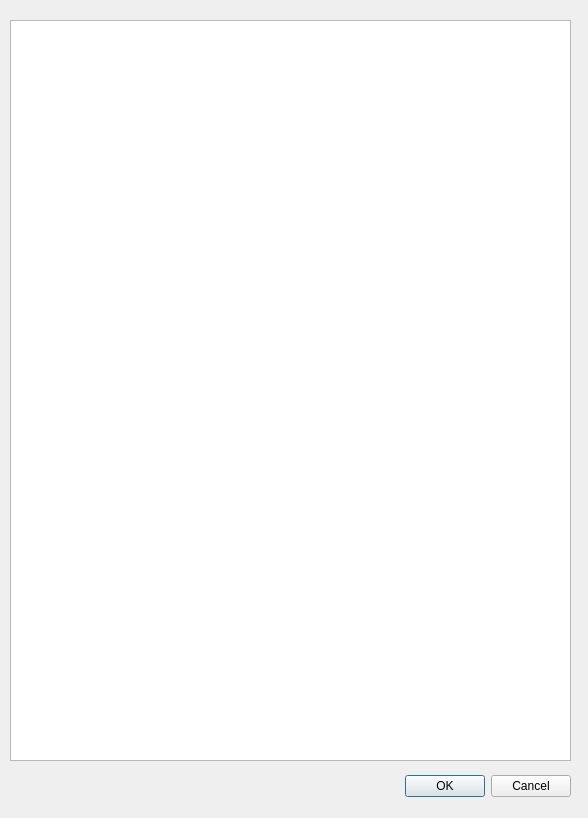
Qt form editor.ui (rdunne2020/MusicEditor_Windows) before a commit.
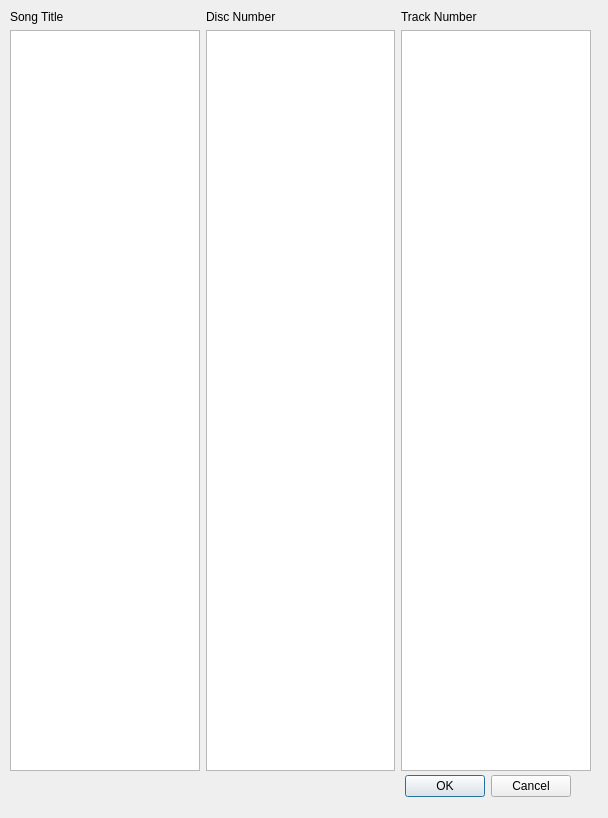
The same form after that commit.

Commit message: Added FLAC modifications to the editor, made the editor more user friendy with editing track nums / progress bars

What changed in the file:
```diff
--- a/editor.ui
+++ b/editor.ui
@@ -6,7 +6,7 @@
    <rect>
     <x>0</x>
     <y>0</y>
-    <width>588</width>
+    <width>608</width>
     <height>818</height>
    </rect>
   </property>
@@ -29,18 +29,47 @@
     <set>QDialogButtonBox::Cancel|QDialogButtonBox::Ok</set>
    </property>
   </widget>
-  <widget class="QListWidget" name="songNames">
+  <widget class="QWidget" name="gridLayoutWidget">
    <property name="geometry">
     <rect>
      <x>10</x>
-     <y>20</y>
-     <width>561</width>
-     <height>741</height>
+     <y>10</y>
+     <width>581</width>
+     <height>761</height>
     </rect>
    </property>
-   <property name="styleSheet">
-    <string notr="true"/>
-   </property>
+   <layout class="QGridLayout" name="gridLayout">
+    <item row="1" column="0">
+     <widget class="QListWidget" name="songNames"/>
+    </item>
+    <item row="1" column="2">
+     <widget class="QListWidget" name="trackNums"/>
+    </item>
+    <item row="1" column="1">
+     <widget class="QListWidget" name="discNums"/>
+    </item>
+    <item row="0" column="0">
+     <widget class="QLabel" name="label">
+      <property name="text">
+       <string>Song Title</string>
+      </property>
+     </widget>
+    </item>
+    <item row="0" column="1">
+     <widget class="QLabel" name="label_2">
+      <property name="text">
+       <string>Disc Number</string>
+      </property>
+     </widget>
+    </item>
+    <item row="0" column="2">
+     <widget class="QLabel" name="label_3">
+      <property name="text">
+       <string>Track Number</string>
+      </property>
+     </widget>
+    </item>
+   </layout>
   </widget>
  </widget>
  <resources/>
```
The commit also changes 9 other files.
